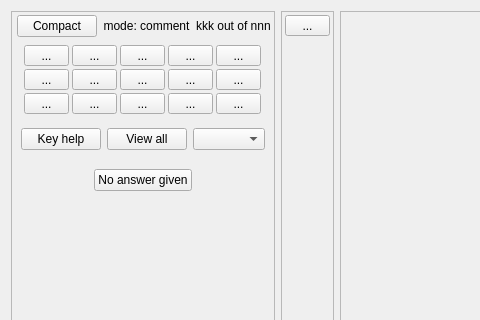
Qt form qtCreatorFiles/ui_annotator_rhm.ui (plomgrading/plom) before a commit; both pictures show x 0 to 480 and y 0 to 320 of the 862 by 670 pixel window.
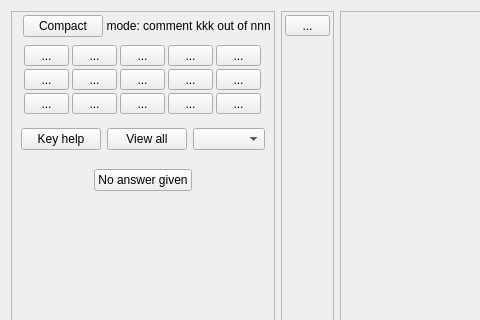
The same form after that commit.

Commit message:
tweak modeline spacing
Still needs work...

Diff of the .ui file:
```diff
--- a/qtCreatorFiles/ui_annotator_rhm.ui
+++ b/qtCreatorFiles/ui_annotator_rhm.ui
@@ -198,6 +198,9 @@
          <enum>QFrame::Plain</enum>
         </property>
         <layout class="QHBoxLayout" name="modeLayout" stretch="0,0,0">
+         <property name="spacing">
+          <number>3</number>
+         </property>
          <property name="leftMargin">
           <number>3</number>
          </property>
```
The commit also changes 1 other file.
